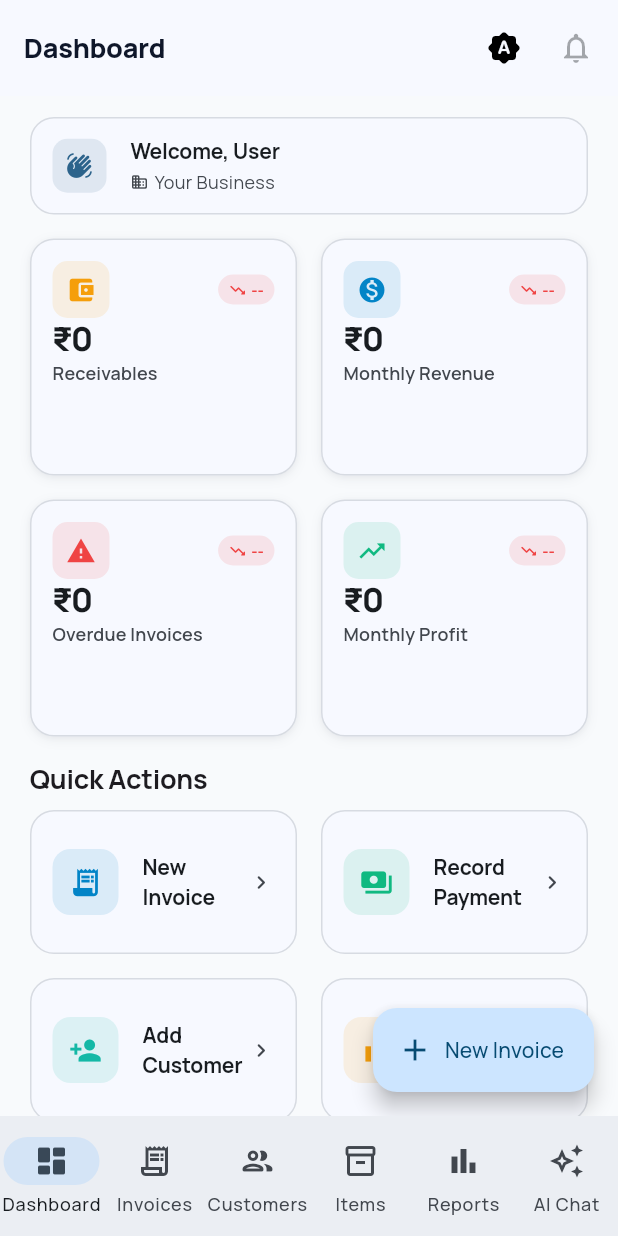
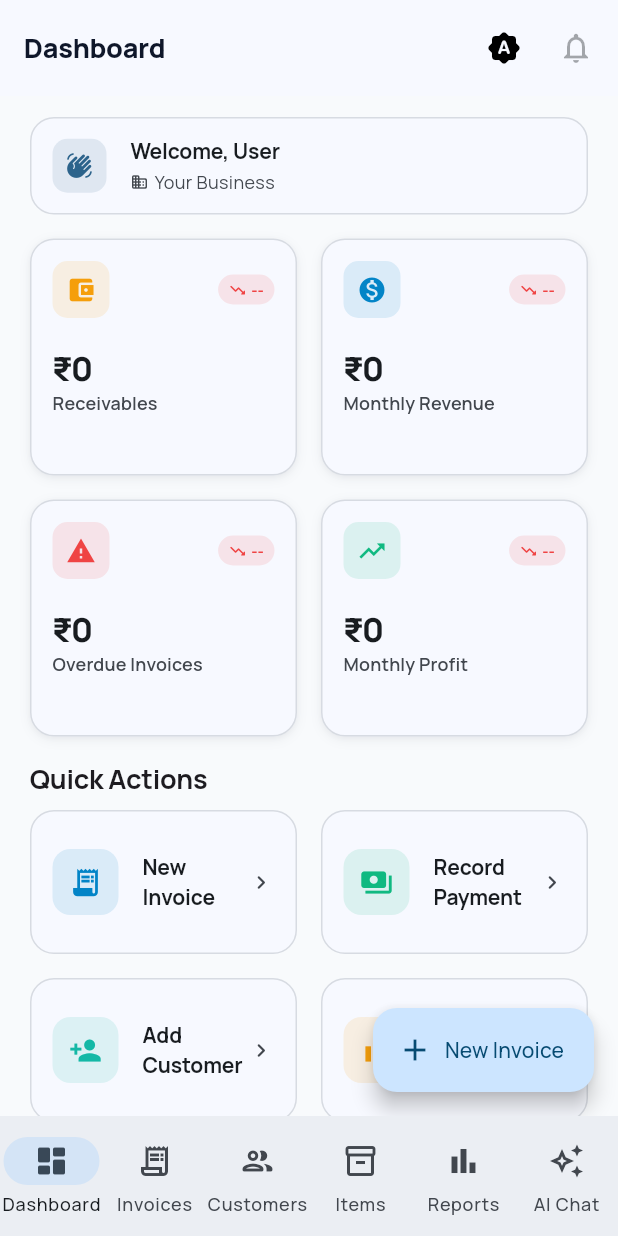
Before and after one commit to DileepJexpert/katasticho, a Flutter app: the DashboardScreen screen opened by its route, on a phone screen of 412 x 824 dp. Run offline on Flutter 3.47's test engine with Material 3 defaults, Android fonts, the phone set to English and light mode, and no system bars; our stand-ins replace dio, flex_color_scheme, flutter_riverpod, flutter_secure_storage, go_router, google_fonts and 2 more; accounts and stored records are empty; network calls fail.

Commit message:
fix(ui): replace Spacer with fixed gap in KKpiCard to stop layout explosion
KKpiCard used const Spacer() inside its inner Column, which is an
Expanded(flex: 1). That Column lives inside KCard's own Column with
mainAxisSize: MainAxisSize.min, which forwards an unbounded height slot
to the child. Expanded in an unbounded-main-axis Column throws:

  RenderFlex children have non-zero flex but incoming height constraints
  are unbounded.

Once the dashboard's KPI tiles fail to lay out, every tile gets zero
size, and every subsequent pointer/hit-test throws 'Cannot hit test a
render box with no size' at 60 fps — the UI freezes for a few seconds
and scrolling stops working. The flood of mouse_tracker assertions in
the console is all cascade noise from that one root cause.

Fix: mainAxisExtent already pins each grid tile to 152/158 px so we
don't need flex-based distribution — use a fixed 20px SizedBox gap
between the icon row and the amount instead. The horizontal Spacer
inside the nested Row is fine (Row has bounded width from the grid
cell) and stays as-is.

https://claude.ai/code/session_01PEVgPhkmXM1n7yngjsnk7J

```diff
--- a/flutter_app/lib/core/widgets/k_card.dart
+++ b/flutter_app/lib/core/widgets/k_card.dart
@@ -181,6 +181,14 @@ class KKpiCard extends StatelessWidget {
     final accent = iconColor ?? cs.primary;
     final tile = backgroundColor ?? accent.withValues(alpha: 0.12);
 
+    // NOTE: we intentionally use fixed-height SizedBox gaps (not Spacer) here.
+    // KCard wraps us in a Column(mainAxisSize: min), which forwards unbounded
+    // height to its child. Spacer = Expanded(flex: 1), and an Expanded inside
+    // a min-sized column with unbounded height throws:
+    //   "RenderFlex children have non-zero flex but incoming height
+    //    constraints are unbounded."
+    // Once that blows up, every tile renders with zero size and the whole
+    // dashboard floods the console with hit-test errors. Fixed gaps dodge it.
     return KCard(
       onTap: onTap,
       padding: const EdgeInsets.all(14),
@@ -199,12 +207,12 @@ class KKpiCard extends StatelessWidget {
                 ),
                 child: Icon(icon, color: accent, size: 20),
               ),
-              const Spacer(),
+              const Spacer(), // OK: Row has bounded width from the grid tile
               if (trend != null)
                 _TrendPill(trend: trend!, positive: trendPositive == true),
             ],
           ),
-          const Spacer(),
+          const SizedBox(height: 20),
           Text(
             value,
             style: KTypography.amountLarge.copyWith(
```
